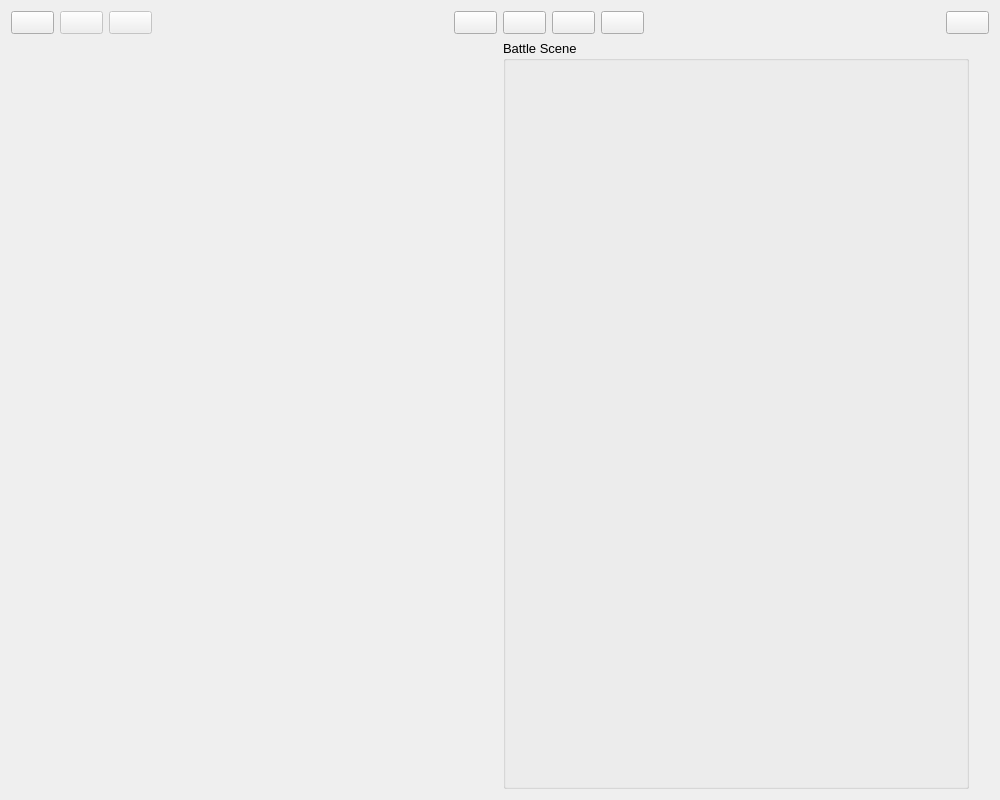
Before: the Qt Designer form MainWindow.ui in boris-dee/yelpy_fantasy, drawn with Qt 5.
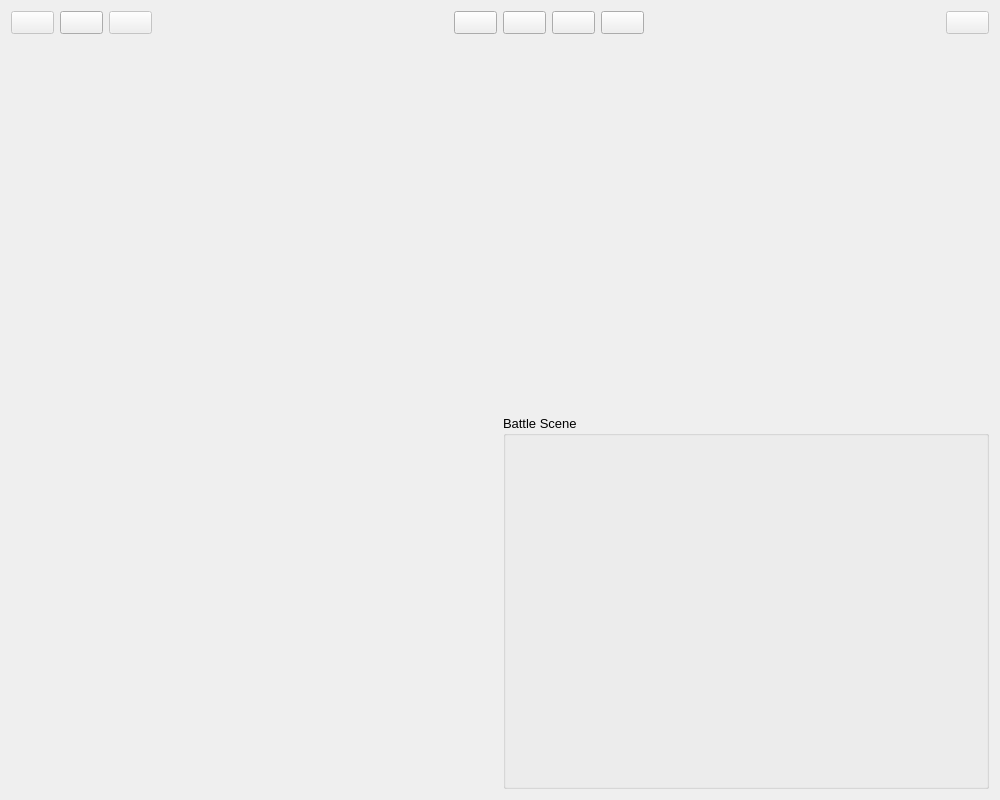
After: the same form once the commit is applied. Icons and pictures are not drawn.

Diff of the .ui file:
```diff
--- a/MainWindow.ui
+++ b/MainWindow.ui
@@ -25,20 +25,7 @@
     </item>
     <item row="2" column="1">
      <layout class="QGridLayout" name="gridLayout">
-      <item row="1" column="1">
-       <spacer name="verticalSpacer">
-        <property name="orientation">
-         <enum>Qt::Vertical</enum>
-        </property>
-        <property name="sizeHint" stdset="0">
-         <size>
-          <width>20</width>
-          <height>40</height>
-         </size>
-        </property>
-       </spacer>
-      </item>
-      <item row="1" column="0">
+      <item row="0" column="0">
        <widget class="QGroupBox" name="groupBox">
         <property name="title">
          <string>Battle Scene</string>
@@ -52,7 +39,7 @@
       <item>
        <widget class="QPushButton" name="addCharButton">
         <property name="enabled">
-         <bool>true</bool>
+         <bool>false</bool>
         </property>
         <property name="toolTip">
          <string>Add a Character</string>
@@ -75,7 +62,7 @@
       <item>
        <widget class="QPushButton" name="addWeaponButton">
         <property name="enabled">
-         <bool>false</bool>
+         <bool>true</bool>
         </property>
         <property name="toolTip">
          <string>Add a Weapon</string>
@@ -230,7 +217,7 @@
       <item>
        <widget class="QPushButton" name="addEnemyButton">
         <property name="enabled">
-         <bool>true</bool>
+         <bool>false</bool>
         </property>
         <property name="toolTip">
          <string>Add an Enemy</string>
```
